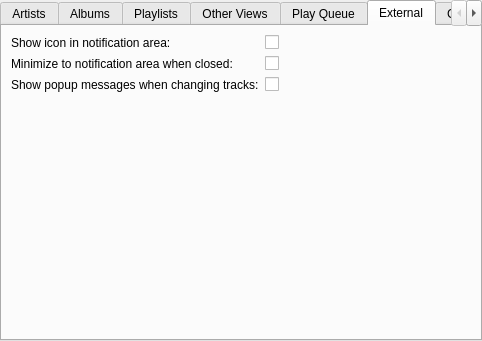
This is gui/interfacesettings.ui in CDrummond/cantata as Qt 5 draws it before an edit. The edited form follows.
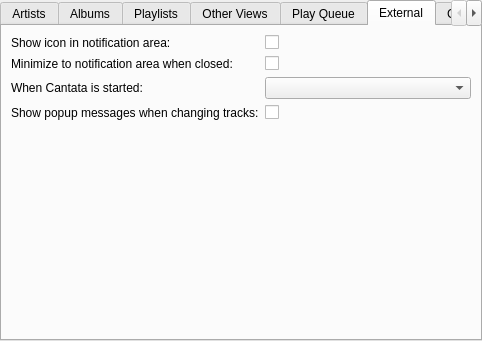
This is the edited form. The open tabs and pages were chosen to show the change. Custom widgets are drawn as their Qt base class.

Commit message: Add option to control startup-state; visible, hidden, or remebered from previous run. BUG: 337

```diff
--- a/gui/interfacesettings.ui
+++ b/gui/interfacesettings.ui
@@ -452,6 +452,19 @@
         </widget>
        </item>
        <item row="2" column="0">
+        <widget class="BuddyLabel" name="startupStateLabel">
+         <property name="text">
+          <string>When Cantata is started:</string>
+         </property>
+         <property name="buddy">
+          <cstring>startupStateLabel</cstring>
+         </property>
+        </widget>
+       </item>
+       <item row="2" column="1">
+        <widget class="QComboBox" name="startupState"/>
+       </item>
+       <item row="3" column="0">
         <widget class="BuddyLabel" name="label_11">
          <property name="text">
           <string>Show popup messages when changing tracks:</string>
@@ -461,7 +474,7 @@
          </property>
         </widget>
        </item>
-       <item row="2" column="1">
+       <item row="3" column="1">
         <widget class="OnOffButton" name="systemTrayPopup">
          <property name="text">
           <string/>
```
Left out of the diff: 1 changed line with no effect on the pictures. The commit also changes 6 other files.
